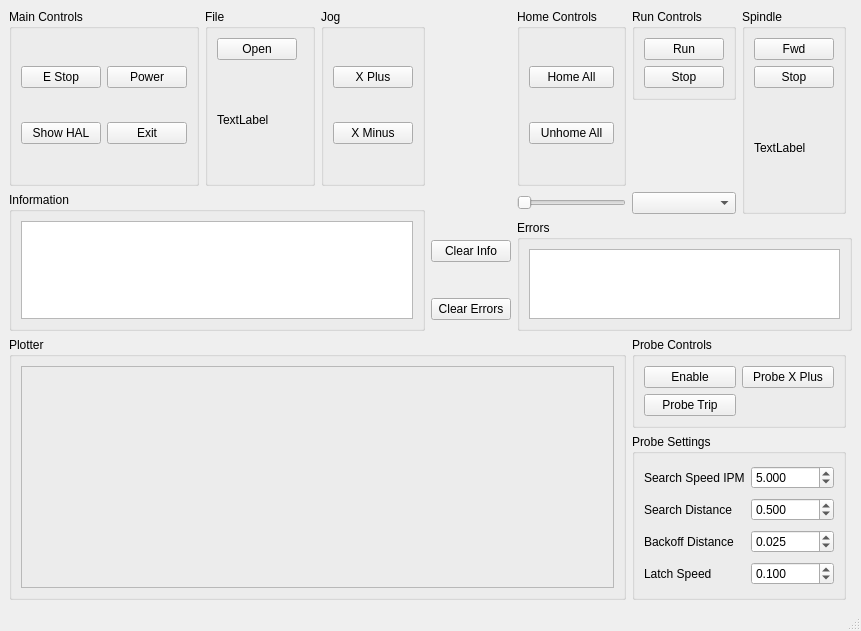
Qt form examples/features/probe/probe.ui (jethornton/flexgui) before a commit.
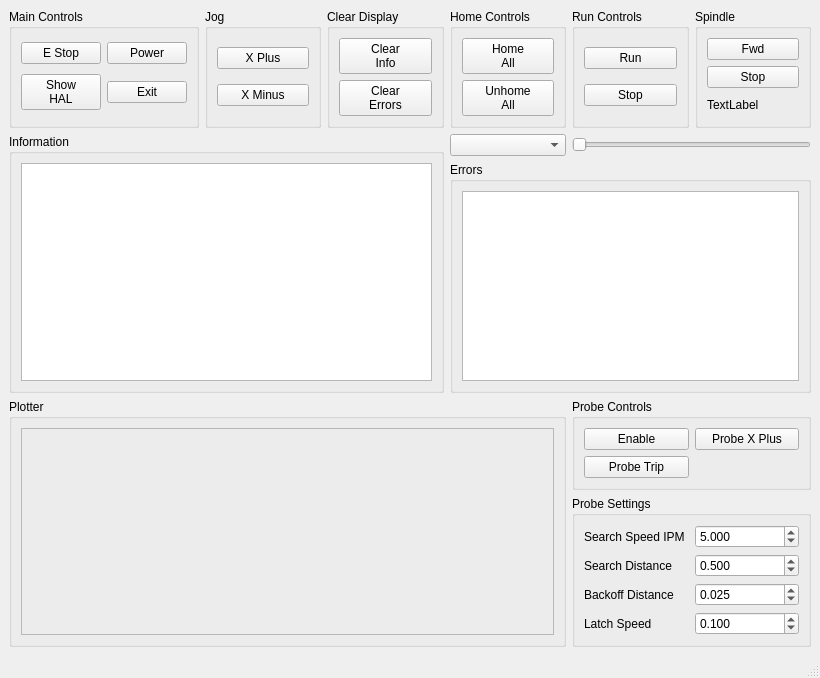
The same form after that commit.

Commit message: improve probe feature example

```diff
--- a/examples/features/probe/probe.ui
+++ b/examples/features/probe/probe.ui
@@ -6,8 +6,8 @@
    <rect>
     <x>0</x>
     <y>0</y>
-    <width>798</width>
-    <height>631</height>
+    <width>820</width>
+    <height>678</height>
    </rect>
   </property>
   <property name="windowTitle">
@@ -15,7 +15,32 @@
   </property>
   <widget class="QWidget" name="centralwidget">
    <layout class="QGridLayout" name="gridLayout_4">
-    <item row="5" column="0" rowspan="3" colspan="5">
+    <item row="0" column="2" rowspan="2">
+     <widget class="QGroupBox" name="groupBox">
+      <property name="title">
+       <string>Clear Display</string>
+      </property>
+      <layout class="QGridLayout" name="gridLayout_11">
+       <item row="0" column="0">
+        <widget class="QPushButton" name="clear_info_pb">
+         <property name="text">
+          <string>Clear
+Info</string>
+         </property>
+        </widget>
+       </item>
+       <item row="1" column="0">
+        <widget class="QPushButton" name="clear_errors_pb">
+         <property name="text">
+          <string>Clear
+Errors</string>
+         </property>
+        </widget>
+       </item>
+      </layout>
+     </widget>
+    </item>
+    <item row="6" column="0" rowspan="3" colspan="4">
      <widget class="QGroupBox" name="groupBox_3">
       <property name="title">
        <string>Plotter</string>
@@ -34,40 +59,42 @@
       </layout>
      </widget>
     </item>
-    <item row="3" column="3">
-     <widget class="QPushButton" name="clear_info_pb">
-      <property name="text">
-       <string>Clear Info</string>
+    <item row="2" column="0" rowspan="4" colspan="3">
+     <widget class="QGroupBox" name="groupBox_8">
+      <property name="title">
+       <string>Information</string>
       </property>
+      <layout class="QVBoxLayout" name="verticalLayout">
+       <item>
+        <widget class="QPlainTextEdit" name="info_pte"/>
+       </item>
+      </layout>
      </widget>
     </item>
-    <item row="2" column="5">
-     <widget class="QComboBox" name="jog_modes_cb"/>
-    </item>
     <item row="0" column="1" rowspan="2">
-     <widget class="QGroupBox" name="groupBox_4">
+     <widget class="QGroupBox" name="groupBox_11">
       <property name="title">
-       <string>File</string>
+       <string>Jog</string>
       </property>
-      <layout class="QGridLayout" name="gridLayout_5">
+      <layout class="QGridLayout" name="gridLayout_10">
        <item row="0" column="0">
-        <widget class="QPushButton" name="open_pb">
+        <widget class="QPushButton" name="jog_plus_pb_0">
          <property name="text">
-          <string>Open</string>
+          <string>X Plus</string>
          </property>
         </widget>
        </item>
-       <item row="1" column="0" colspan="2">
-        <widget class="QLabel" name="file_lb">
+       <item row="1" column="0">
+        <widget class="QPushButton" name="jog_minus_pb_0">
          <property name="text">
-          <string>TextLabel</string>
+          <string>X Minus</string>
          </property>
         </widget>
        </item>
       </layout>
      </widget>
     </item>
-    <item row="6" column="5" rowspan="2" colspan="2">
+    <item row="7" column="4" rowspan="2" colspan="2">
      <widget class="QGroupBox" name="groupBox_6">
       <property name="title">
        <string>Probe Settings</string>
@@ -204,14 +231,30 @@
       </layout>
      </widget>
     </item>
-    <item row="2" column="4">
-     <widget class="QSlider" name="jog_vel_sl">
-      <property name="orientation">
-       <enum>Qt::Horizontal</enum>
-      </property>
-     </widget>
-    </item>
     <item row="0" column="4" rowspan="2">
+     <widget class="QGroupBox" name="groupBox_2">
+      <property name="title">
+       <string>Run Controls</string>
+      </property>
+      <layout class="QGridLayout" name="gridLayout_3">
+       <item row="0" column="0">
+        <widget class="QPushButton" name="run_pb">
+         <property name="text">
+          <string>Run</string>
+         </property>
+        </widget>
+       </item>
+       <item row="1" column="0">
+        <widget class="QPushButton" name="stop_pb">
+         <property name="text">
+          <string>Stop</string>
+         </property>
+        </widget>
+       </item>
+      </layout>
+     </widget>
+    </item>
+    <item row="0" column="3" rowspan="2">
      <widget class="QGroupBox" name="groupBox_7">
       <property name="title">
        <string>Home Controls</string>
@@ -220,32 +263,22 @@
        <item row="0" column="0">
         <widget class="QPushButton" name="home_all_pb">
          <property name="text">
-          <string>Home All</string>
+          <string>Home
+All</string>
          </property>
         </widget>
        </item>
        <item row="1" column="0">
         <widget class="QPushButton" name="unhome_all_pb">
          <property name="text">
-          <string>Unhome All</string>
+          <string>Unhome
+All</string>
          </property>
         </widget>
        </item>
       </layout>
      </widget>
     </item>
-    <item row="3" column="4" rowspan="2" colspan="4">
-     <widget class="QGroupBox" name="groupBox_9">
-      <property name="title">
-       <string>Errors</string>
-      </property>
-      <layout class="QVBoxLayout" name="verticalLayout_2">
-       <item>
-        <widget class="QPlainTextEdit" name="errors_pte"/>
-       </item>
-      </layout>
-     </widget>
-    </item>
     <item row="0" column="0" rowspan="2">
      <widget class="QGroupBox" name="groupBox">
       <property name="title">
@@ -269,7 +302,8 @@
        <item row="1" column="0">
         <widget class="QPushButton" name="show_hal_pb">
          <property name="text">
-          <string>Show HAL</string>
+          <string>Show
+HAL</string>
          </property>
         </widget>
        </item>
@@ -283,7 +317,7 @@
       </layout>
      </widget>
     </item>
-    <item row="5" column="5" colspan="2">
+    <item row="6" column="4" colspan="2">
      <widget class="QGroupBox" name="groupBox_5">
       <property name="title">
        <string>Probe Controls</string>
@@ -331,72 +365,10 @@
       </layout>
      </widget>
     </item>
-    <item row="4" column="3">
-     <widget class="QPushButton" name="clear_errors_pb">
-      <property name="text">
-       <string>Clear Errors</string>
-      </property>
-     </widget>
+    <item row="2" column="3">
+     <widget class="QComboBox" name="jog_modes_cb"/>
     </item>
-    <item row="0" column="2" rowspan="2">
-     <widget class="QGroupBox" name="groupBox_11">
-      <property name="title">
-       <string>Jog</string>
-      </property>
-      <layout class="QGridLayout" name="gridLayout_10">
-       <item row="0" column="0">
-        <widget class="QPushButton" name="jog_plus_pb_0">
-         <property name="text">
-          <string>X Plus</string>
-         </property>
-        </widget>
-       </item>
-       <item row="1" column="0">
-        <widget class="QPushButton" name="jog_minus_pb_0">
-         <property name="text">
-          <string>X Minus</string>
-         </property>
-        </widget>
-       </item>
-      </layout>
-     </widget>
-    </item>
-    <item row="2" column="0" rowspan="3" colspan="3">
-     <widget class="QGroupBox" name="groupBox_8">
-      <property name="title">
-       <string>Information</string>
-      </property>
-      <layout class="QVBoxLayout" name="verticalLayout">
-       <item>
-        <widget class="QPlainTextEdit" name="info_pte"/>
-       </item>
-      </layout>
-     </widget>
-    </item>
-    <item row="0" column="5">
-     <widget class="QGroupBox" name="groupBox_2">
-      <property name="title">
-       <string>Run Controls</string>
-      </property>
-      <layout class="QGridLayout" name="gridLayout_3">
-       <item row="0" column="0">
-        <widget class="QPushButton" name="run_pb">
-         <property name="text">
-          <string>Run</string>
-         </property>
-        </widget>
-       </item>
-       <item row="1" column="0">
-        <widget class="QPushButton" name="stop_pb">
-         <property name="text">
-          <string>Stop</string>
-         </property>
-        </widget>
-       </item>
-      </layout>
-     </widget>
-    </item>
-    <item row="0" column="6" rowspan="3">
+    <item row="0" column="5" rowspan="2">
      <widget class="QGroupBox" name="groupBox_10">
       <property name="title">
        <string>Spindle</string>
@@ -426,6 +398,25 @@
       </layout>
      </widget>
     </item>
+    <item row="2" column="4" colspan="2">
+     <widget class="QSlider" name="jog_vel_sl">
+      <property name="orientation">
+       <enum>Qt::Horizontal</enum>
+      </property>
+     </widget>
+    </item>
+    <item row="3" column="3" rowspan="3" colspan="3">
+     <widget class="QGroupBox" name="groupBox_9">
+      <property name="title">
+       <string>Errors</string>
+      </property>
+      <layout class="QVBoxLayout" name="verticalLayout_2">
+       <item>
+        <widget class="QPlainTextEdit" name="errors_pte"/>
+       </item>
+      </layout>
+     </widget>
+    </item>
    </layout>
   </widget>
   <widget class="QMenuBar" name="menubar">
```
Left out of the diff: 2 changed lines with no effect on the pictures. The commit also changes 2 other files.
